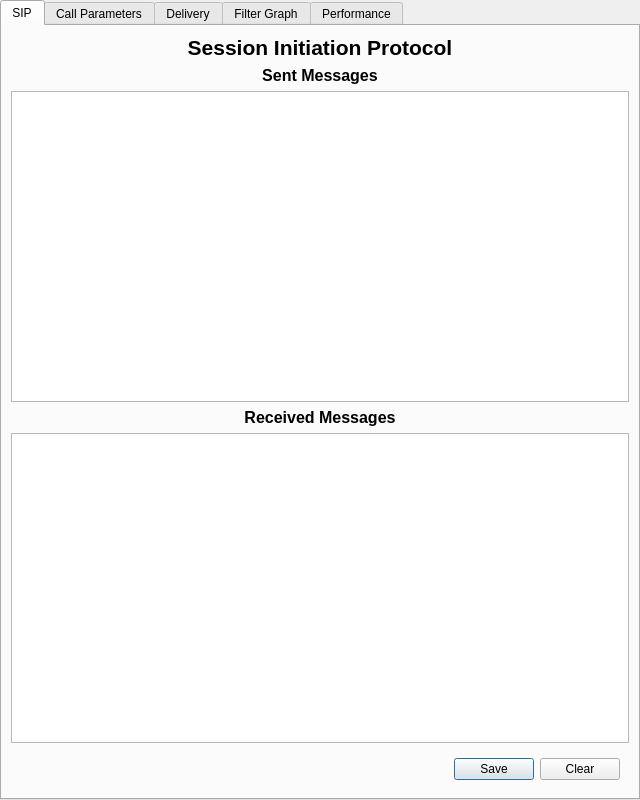
The window that ui/statisticswindow.ui (ultravideo/uvgComm) describes before a commit, drawn with Qt 5.
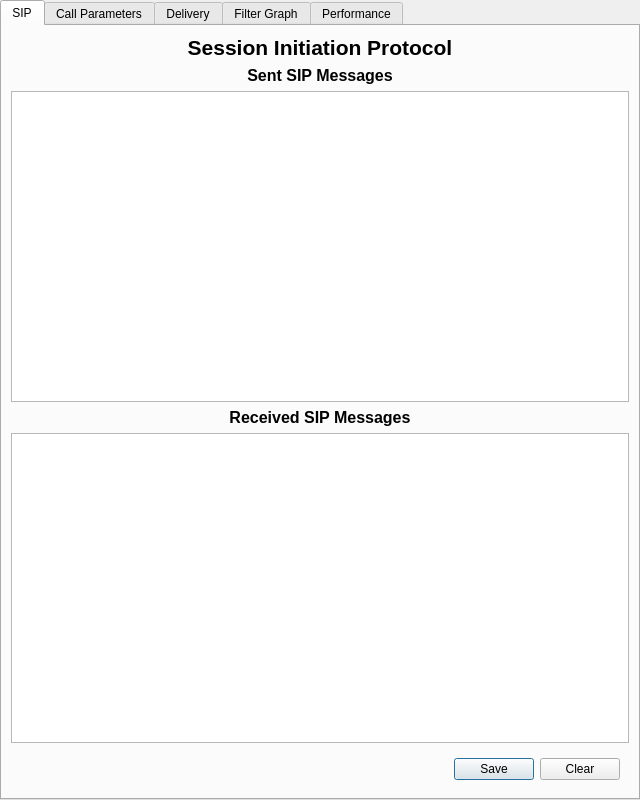
The same window after the commit. Custom widgets are drawn as their Qt base class.

Commit message:
feature(GUI): Better SIP message logging
Now the header and body are separated. Division to multiple messages is
also handled better.

Patch:
```diff
--- a/ui/statisticswindow.ui
+++ b/ui/statisticswindow.ui
@@ -61,12 +61,11 @@
          <property name="font">
           <font>
            <pointsize>12</pointsize>
-           <weight>75</weight>
            <bold>true</bold>
           </font>
          </property>
          <property name="text">
-          <string>Sent Messages</string>
+          <string>Sent SIP Messages</string>
          </property>
          <property name="alignment">
           <set>Qt::AlignCenter</set>
@@ -81,12 +80,11 @@
          <property name="font">
           <font>
            <pointsize>12</pointsize>
-           <weight>75</weight>
            <bold>true</bold>
           </font>
          </property>
          <property name="text">
-          <string>Received Messages</string>
+          <string>Received SIP Messages</string>
          </property>
          <property name="alignment">
           <set>Qt::AlignCenter</set>
```
Left out of the diff: 9 changed lines with no effect on the pictures. The commit also changes 5 other files.
